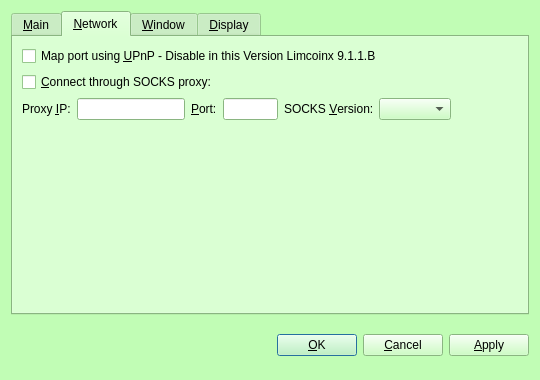
First picture: the form in src/qt/forms/optionsdialog.ui, repository IParn/LimecoinX, before the edit.
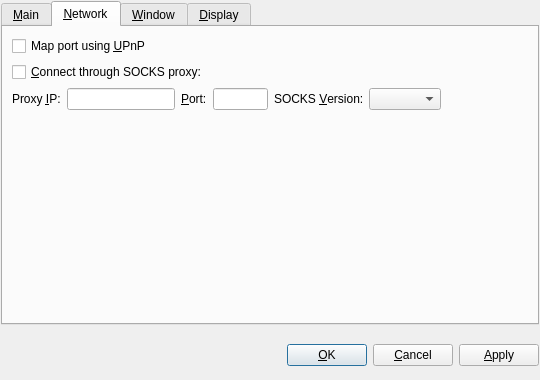
Second picture: the form after the edit. The open tabs and pages were chosen to show the change. Custom widgets are drawn as their Qt base class.

The edit to the form file:
```diff
--- a/src/qt/forms/optionsdialog.ui
+++ b/src/qt/forms/optionsdialog.ui
@@ -10,421 +10,6 @@
     <height>380</height>
    </rect>
   </property>
-  <property name="palette">
-   <palette>
-    <active>
-     <colorrole role="WindowText">
-      <brush brushstyle="SolidPattern">
-       <color alpha="255">
-        <red>0</red>
-        <green>0</green>
-        <blue>0</blue>
-       </color>
-      </brush>
-     </colorrole>
-     <colorrole role="Button">
-      <brush brushstyle="SolidPattern">
-       <color alpha="255">
-        <red>193</red>
-        <green>253</green>
-        <blue>181</blue>
-       </color>
-      </brush>
-     </colorrole>
-     <colorrole role="Light">
-      <brush brushstyle="SolidPattern">
-       <color alpha="255">
-        <red>255</red>
-        <green>255</green>
-        <blue>255</blue>
-       </color>
-      </brush>
-     </colorrole>
-     <colorrole role="Midlight">
-      <brush brushstyle="SolidPattern">
-       <color alpha="255">
-        <red>224</red>
-        <green>254</green>
-        <blue>218</blue>
-       </color>
-      </brush>
-     </colorrole>
-     <colorrole role="Dark">
-      <brush brushstyle="SolidPattern">
-       <color alpha="255">
-        <red>96</red>
-        <green>126</green>
-        <blue>90</blue>
-       </color>
-      </brush>
-     </colorrole>
-     <colorrole role="Mid">
-      <brush brushstyle="SolidPattern">
-       <color alpha="255">
-        <red>129</red>
-        <green>169</green>
-        <blue>121</blue>
-       </color>
-      </brush>
-     </colorrole>
-     <colorrole role="Text">
-      <brush brushstyle="SolidPattern">
-       <color alpha="255">
-        <red>0</red>
-        <green>0</green>
-        <blue>0</blue>
-       </color>
-      </brush>
-     </colorrole>
-     <colorrole role="BrightText">
-      <brush brushstyle="SolidPattern">
-       <color alpha="255">
-        <red>255</red>
-        <green>255</green>
-        <blue>255</blue>
-       </color>
-      </brush>
-     </colorrole>
-     <colorrole role="ButtonText">
-      <brush brushstyle="SolidPattern">
-       <color alpha="255">
-        <red>0</red>
-        <green>0</green>
-        <blue>0</blue>
-       </color>
-      </brush>
-     </colorrole>
-     <colorrole role="Base">
-      <brush brushstyle="SolidPattern">
-       <color alpha="255">
-        <red>255</red>
-        <green>255</green>
-        <blue>255</blue>
-       </color>
-      </brush>
-     </colorrole>
-     <colorrole role="Window">
-      <brush brushstyle="SolidPattern">
-       <color alpha="255">
-        <red>193</red>
-        <green>253</green>
-        <blue>181</blue>
-       </color>
-      </brush>
-     </colorrole>
-     <colorrole role="Shadow">
-      <brush brushstyle="SolidPattern">
-       <color alpha="255">
-        <red>0</red>
-        <green>0</green>
-        <blue>0</blue>
-       </color>
-      </brush>
-     </colorrole>
-     <colorrole role="AlternateBase">
-      <brush brushstyle="SolidPattern">
-       <color alpha="255">
-        <red>224</red>
-        <green>254</green>
-        <blue>218</blue>
-       </color>
-      </brush>
-     </colorrole>
-     <colorrole role="ToolTipBase">
-      <brush brushstyle="SolidPattern">
-       <color alpha="255">
-        <red>255</red>
-        <green>255</green>
-        <blue>220</blue>
-       </color>
-      </brush>
-     </colorrole>
-     <colorrole role="ToolTipText">
-      <brush brushstyle="SolidPattern">
-       <color alpha="255">
-        <red>0</red>
-        <green>0</green>
-        <blue>0</blue>
-       </color>
-      </brush>
-     </colorrole>
-    </active>
-    <inactive>
-     <colorrole role="WindowText">
-      <brush brushstyle="SolidPattern">
-       <color alpha="255">
-        <red>0</red>
-        <green>0</green>
-        <blue>0</blue>
-       </color>
-      </brush>
-     </colorrole>
-     <colorrole role="Button">
-      <brush brushstyle="SolidPattern">
-       <color alpha="255">
-        <red>193</red>
-        <green>253</green>
-        <blue>181</blue>
-       </color>
-      </brush>
-     </colorrole>
-     <colorrole role="Light">
-      <brush brushstyle="SolidPattern">
-       <color alpha="255">
-        <red>255</red>
-        <green>255</green>
-        <blue>255</blue>
-       </color>
-      </brush>
-     </colorrole>
-     <colorrole role="Midlight">
-      <brush brushstyle="SolidPattern">
-       <color alpha="255">
-        <red>224</red>
-        <green>254</green>
-        <blue>218</blue>
-       </color>
-      </brush>
-     </colorrole>
-     <colorrole role="Dark">
-      <brush brushstyle="SolidPattern">
-       <color alpha="255">
-        <red>96</red>
-        <green>126</green>
-        <blue>90</blue>
-       </color>
-      </brush>
-     </colorrole>
-     <colorrole role="Mid">
-      <brush brushstyle="SolidPattern">
-       <color alpha="255">
-        <red>129</red>
-        <green>169</green>
-        <blue>121</blue>
-       </color>
-      </brush>
-     </colorrole>
-     <colorrole role="Text">
-      <brush brushstyle="SolidPattern">
-       <color alpha="255">
-        <red>0</red>
-        <green>0</green>
-        <blue>0</blue>
-       </color>
-      </brush>
-     </colorrole>
-     <colorrole role="BrightText">
-      <brush brushstyle="SolidPattern">
-       <color alpha="255">
-        <red>255</red>
-        <green>255</green>
-        <blue>255</blue>
-       </color>
-      </brush>
-     </colorrole>
-     <colorrole role="ButtonText">
-      <brush brushstyle="SolidPattern">
-       <color alpha="255">
-        <red>0</red>
-        <green>0</green>
-        <blue>0</blue>
-       </color>
-      </brush>
-     </colorrole>
-     <colorrole role="Base">
-      <brush brushstyle="SolidPattern">
-       <color alpha="255">
-        <red>255</red>
-        <green>255</green>
-        <blue>255</blue>
-       </color>
-      </brush>
-     </colorrole>
-     <colorrole role="Window">
-      <brush brushstyle="SolidPattern">
-       <color alpha="255">
-        <red>193</red>
-        <green>253</green>
-        <blue>181</blue>
-       </color>
-      </brush>
-     </colorrole>
-     <colorrole role="Shadow">
-      <brush brushstyle="SolidPattern">
-       <color alpha="255">
-        <red>0</red>
-        <green>0</green>
-        <blue>0</blue>
-       </color>
-      </brush>
-     </colorrole>
-     <colorrole role="AlternateBase">
-      <brush brushstyle="SolidPattern">
-       <color alpha="255">
-        <red>224</red>
-        <green>254</green>
-        <blue>218</blue>
-       </color>
-      </brush>
-     </colorrole>
-     <colorrole role="ToolTipBase">
-      <brush brushstyle="SolidPattern">
-       <color alpha="255">
-        <red>255</red>
-        <green>255</green>
-        <blue>220</blue>
-       </color>
-      </brush>
-     </colorrole>
-     <colorrole role="ToolTipText">
-      <brush brushstyle="SolidPattern">
-       <color alpha="255">
-        <red>0</red>
-        <green>0</green>
-        <blue>0</blue>
-       </color>
-      </brush>
-     </colorrole>
-    </inactive>
-    <disabled>
-     <colorrole role="WindowText">
-      <brush brushstyle="SolidPattern">
-       <color alpha="255">
-        <red>96</red>
-        <green>126</green>
-        <blue>90</blue>
-       </color>
-      </brush>
-     </colorrole>
-     <colorrole role="Button">
-      <brush brushstyle="SolidPattern">
-       <color alpha="255">
-        <red>193</red>
-        <green>253</green>
-        <blue>181</blue>
-       </color>
-      </brush>
-     </colorrole>
-     <colorrole role="Light">
-      <brush brushstyle="SolidPattern">
-       <color alpha="255">
-        <red>255</red>
-        <green>255</green>
-        <blue>255</blue>
-       </color>
-      </brush>
-     </colorrole>
-     <colorrole role="Midlight">
-      <brush brushstyle="SolidPattern">
-       <color alpha="255">
-        <red>224</red>
-        <green>254</green>
-        <blue>218</blue>
-       </color>
-      </brush>
-     </colorrole>
-     <colorrole role="Dark">
-      <brush brushstyle="SolidPattern">
-       <color alpha="255">
-        <red>96</red>
-        <green>126</green>
-        <blue>90</blue>
-       </color>
-      </brush>
-     </colorrole>
-     <colorrole role="Mid">
-      <brush brushstyle="SolidPattern">
-       <color alpha="255">
-        <red>129</red>
-        <green>169</green>
-        <blue>121</blue>
-       </color>
-      </brush>
-     </colorrole>
-     <colorrole role="Text">
-      <brush brushstyle="SolidPattern">
-       <color alpha="255">
-        <red>96</red>
-        <green>126</green>
-        <blue>90</blue>
-       </color>
-      </brush>
-     </colorrole>
-     <colorrole role="BrightText">
-      <brush brushstyle="SolidPattern">
-       <color alpha="255">
-        <red>255</red>
-        <green>255</green>
-        <blue>255</blue>
-       </color>
-      </brush>
-     </colorrole>
-     <colorrole role="ButtonText">
-      <brush brushstyle="SolidPattern">
-       <color alpha="255">
-        <red>96</red>
-        <green>126</green>
-        <blue>90</blue>
-       </color>
-      </brush>
-     </colorrole>
-     <colorrole role="Base">
-      <brush brushstyle="SolidPattern">
-       <color alpha="255">
-        <red>193</red>
-        <green>253</green>
-        <blue>181</blue>
-       </color>
-      </brush>
-     </colorrole>
-     <colorrole role="Window">
-      <brush brushstyle="SolidPattern">
-       <color alpha="255">
-        <red>193</red>
-        <green>253</green>
-        <blue>181</blue>
-       </color>
-      </brush>
-     </colorrole>
-     <colorrole role="Shadow">
-      <brush brushstyle="SolidPattern">
-       <color alpha="255">
-        <red>0</red>
-        <green>0</green>
-        <blue>0</blue>
-       </color>
-      </brush>
-     </colorrole>
-     <colorrole role="AlternateBase">
-      <brush brushstyle="SolidPattern">
-       <color alpha="255">
-        <red>193</red>
-        <green>253</green>
-        <blue>181</blue>
-       </color>
-      </brush>
-     </colorrole>
-     <colorrole role="ToolTipBase">
-      <brush brushstyle="SolidPattern">
-       <color alpha="255">
-        <red>255</red>
-        <green>255</green>
-        <blue>220</blue>
-       </color>
-      </brush>
-     </colorrole>
-     <colorrole role="ToolTipText">
-      <brush brushstyle="SolidPattern">
-       <color alpha="255">
-        <red>0</red>
-        <green>0</green>
-        <blue>0</blue>
-       </color>
-      </brush>
-     </colorrole>
-    </disabled>
-   </palette>
-  </property>
   <property name="windowTitle">
    <string>Options</string>
   </property>
@@ -432,6 +17,18 @@
    <bool>true</bool>
   </property>
   <layout class="QVBoxLayout" name="verticalLayout">
+   <property name="leftMargin">
+    <number>1</number>
+   </property>
+   <property name="topMargin">
+    <number>1</number>
+   </property>
+   <property name="rightMargin">
+    <number>1</number>
+   </property>
+   <property name="bottomMargin">
+    <number>1</number>
+   </property>
    <item>
     <widget class="QTabWidget" name="tabWidget">
      <property name="tabPosition">
@@ -557,7 +154,7 @@
           <string>Automatically open the limecoin client port on the router. This only works when your router supports UPnP and it is enabled.</string>
          </property>
          <property name="text">
-          <string>Map port using &amp;UPnP - Disable in this Version Limcoinx 9.1.1.B</string>
+          <string>Map port using &amp;UPnP</string>
          </property>
         </widget>
        </item>
```
Left out of the diff: 3 changed lines with no effect on the pictures.
